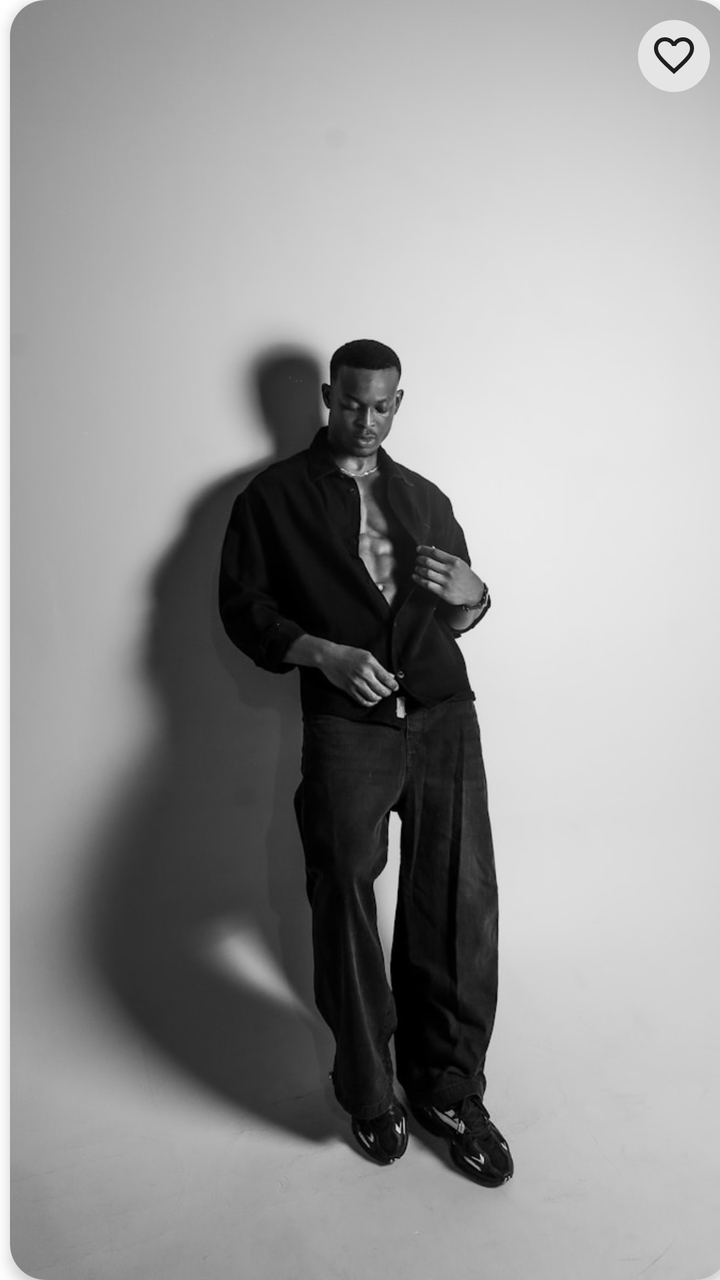
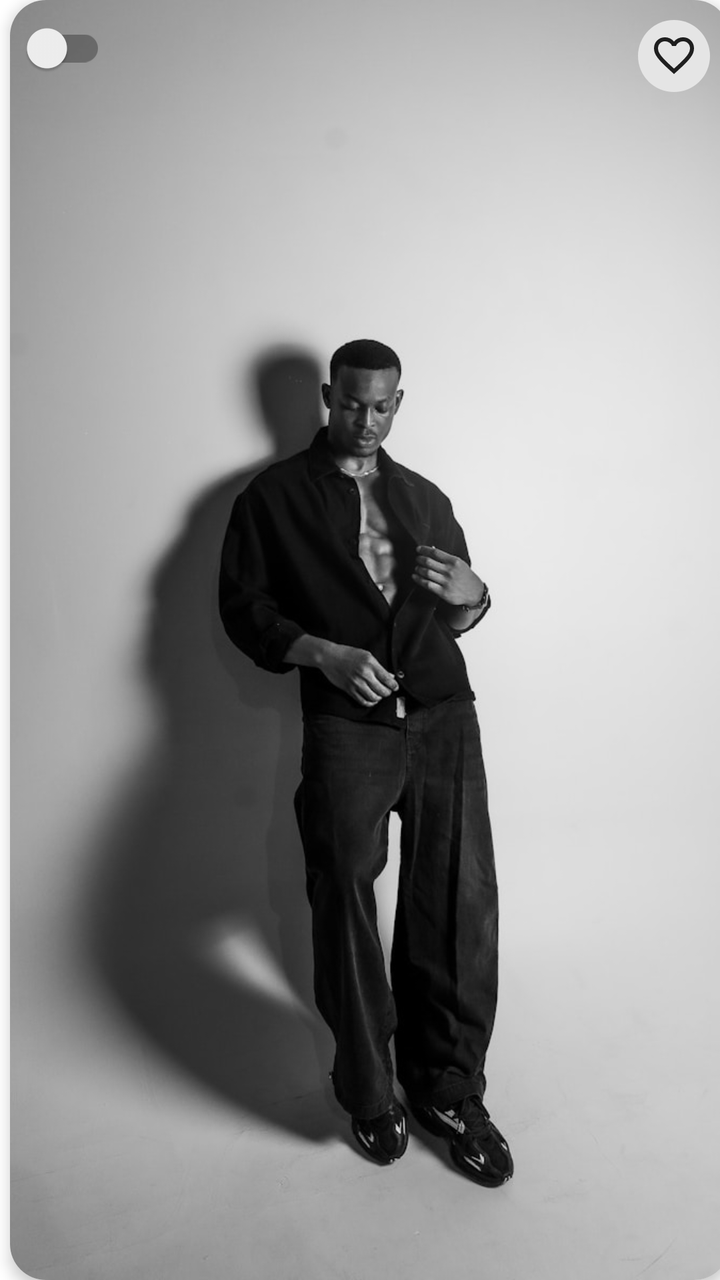

Compare the two renders of this Android layout. The source of the first and the diff that turns it into the second are given below.
<!-- AndroidManifest.xml: application theme Base.Theme.OutfitCoordination -->
<!-- res/layout/item_outfit_dashboard.xml -->
<com.google.android.material.card.MaterialCardView
    xmlns:android="http://schemas.android.com/apk/res/android"
    xmlns:app="http://schemas.android.com/apk/res-auto"
    android:layout_width="170dp"
    android:layout_height="220dp"
    android:layout_margin="8dp"
    app:cardCornerRadius="18dp"
    android:translationX="5dp"
    app:cardElevation="4dp">

    <FrameLayout
        android:layout_width="match_parent"
        android:layout_height="match_parent">

        <ImageView
            android:id="@+id/imgOutfit"
            android:layout_width="match_parent"
            android:layout_height="match_parent"
            android:adjustViewBounds="true"
            android:scaleType="centerCrop"
            android:src="@drawable/fashion_banner" />

        <ImageView
            android:id="@+id/btnFavorite"
            android:layout_width="36dp"
            android:layout_height="36dp"
            android:layout_gravity="top|end"
            android:layout_margin="10dp"
            android:padding="6dp"
            android:background="@drawable/bg_circle"
            android:src="@drawable/ic_heart"
            />

    </FrameLayout>

</com.google.android.material.card.MaterialCardView>
<!-- resources referenced by this layout -->
<resources>
  <!-- drawable bg_circle (drawable) -->
  <?xml version="1.0" encoding="utf-8"?>
  <shape xmlns:android="http://schemas.android.com/apk/res/android"
      android:shape="oval">
      <solid android:color="#E5E5E5" />
  </shape>
  <!-- drawable fashion_banner: webp bitmap (drawable, 58858 bytes) -->
  <!-- drawable ic_heart (drawable) -->
  <vector xmlns:android="http://schemas.android.com/apk/res/android"
      android:width="24dp"
      android:height="24dp"
      android:viewportWidth="960"
      android:viewportHeight="960">
    <path
        android:pathData="m480,840 l-58,-52q-101,-91 -167,-157T150,512.5Q111,460 95.5,416T80,326q0,-94 63,-157t157,-63q52,0 99,22t81,62q34,-40 81,-62t99,-22q94,0 157,63t63,157q0,46 -15.5,90T810,512.5Q771,565 705,631T538,788l-58,52ZM480,732q96,-86 158,-147.5t98,-107q36,-45.5 50,-81t14,-70.5q0,-60 -40,-100t-100,-40q-47,0 -87,26.5T518,280h-76q-15,-41 -55,-67.5T300,186q-60,0 -100,40t-40,100q0,35 14,70.5t50,81q36,45.5 98,107T480,732ZM480,459Z"
        android:fillColor="#1f1f1f"/>
  </vector>
  <style name="Base.Theme.OutfitCoordination" parent="Theme.MaterialComponents.Light.NoActionBar">
          <item name="colorPrimary">@color/primary_brown</item>
          <item name="colorPrimaryVariant">@color/primary_brown_dark</item>
          <item name="colorOnPrimary">@color/white</item>
          <item name="colorSecondary">@color/primary_brown</item>
          <item name="android:statusBarColor">@color/white</item>
          <item name="android:windowLightStatusBar">true</item>
      </style>
  <color name="primary_brown">#8B7355</color>
  <color name="primary_brown_dark">#6D5A44</color>
  <color name="white">#FFFFFF</color>
</resources>

<!-- the commit's change to res/layout/item_outfit_dashboard.xml (unified diff, before → after) -->
@@ -20,6 +20,13 @@
             android:scaleType="centerCrop"
             android:src="@drawable/fashion_banner" />
 
+        <androidx.appcompat.widget.SwitchCompat
+            android:id="@+id/switchPublicClothes"
+            android:layout_width="wrap_content"
+            android:layout_height="wrap_content"
+            android:textSize="12sp"
+            android:layout_marginEnd="8dp"/>
+
         <ImageView
             android:id="@+id/btnFavorite"
             android:layout_width="36dp"
